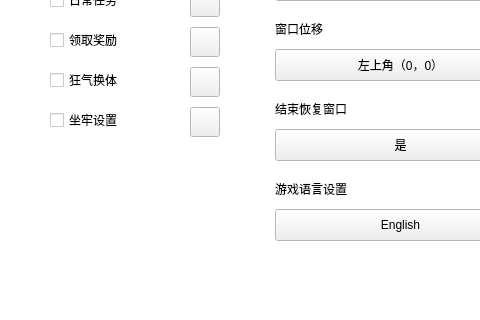
First picture: the form in main_windows.ui, repository KIYI671/AhabAssistantLimbusCompany, before the edit; both pictures show x 0 to 480 and y 131 to 451 of the 800 by 633 pixel window.
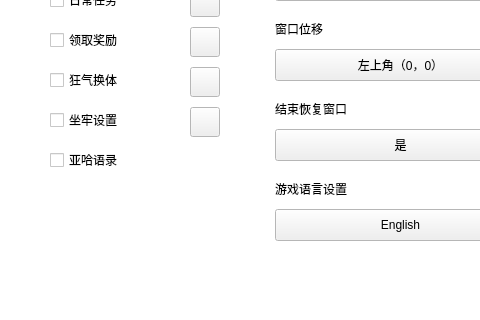
Second picture: the form after the edit. Icons and pictures are not drawn. Custom widgets are drawn as their Qt base class.

Commit message: 优化合成防卡死逻辑，修复#98，修复中文识别图片，添加亚哈语录功能

Patch:
```diff
--- a/main_windows.ui
+++ b/main_windows.ui
@@ -334,6 +334,19 @@
         </size>
        </property>
       </widget>
+      <widget class="CheckBox" name="play_audio">
+       <property name="geometry">
+        <rect>
+         <x>20</x>
+         <y>230</y>
+         <width>90</width>
+         <height>22</height>
+        </rect>
+       </property>
+       <property name="text">
+        <string>亚哈语录</string>
+       </property>
+      </widget>
      </widget>
      <widget class="PushButton" name="start_tasks">
       <property name="geometry">
```
The commit also changes 15 other files.
